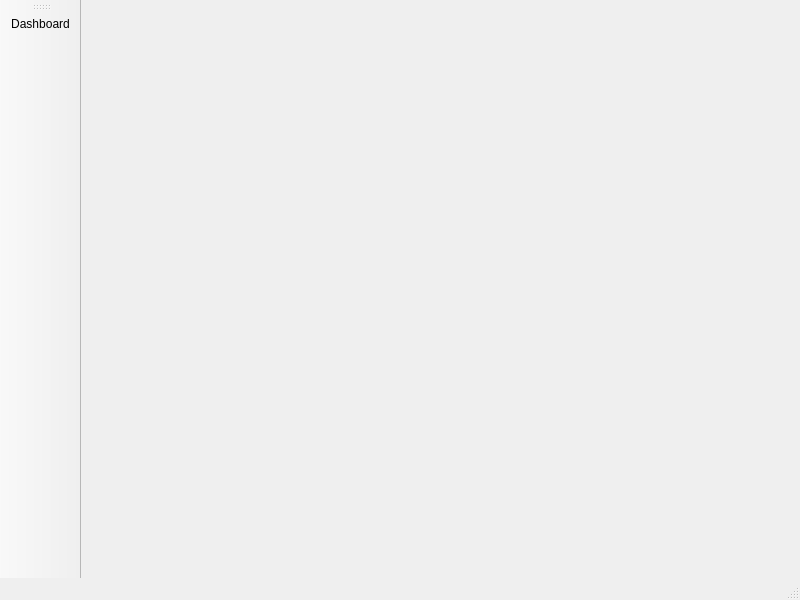
Qt form mainwindow.ui (zaxo7/StockManagement) before a commit.
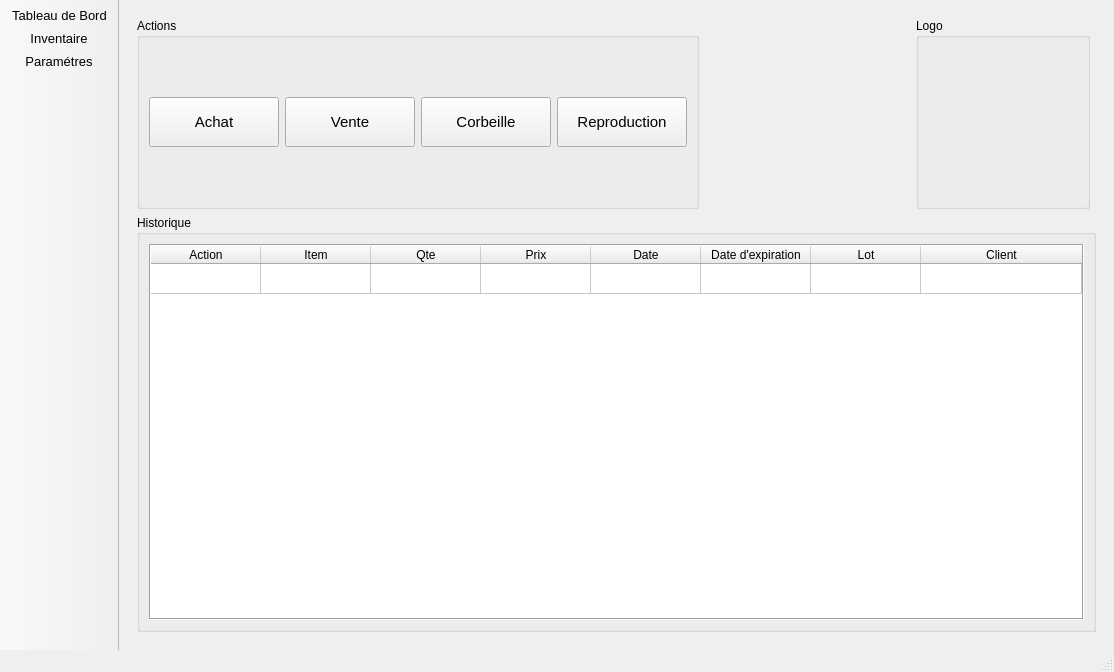
The same form after that commit. Icons and pictures are not drawn.

The edit to the form file:
```diff
--- a/mainwindow.ui
+++ b/mainwindow.ui
@@ -6,40 +6,693 @@
    <rect>
     <x>0</x>
     <y>0</y>
-    <width>800</width>
-    <height>600</height>
+    <width>1114</width>
+    <height>672</height>
    </rect>
   </property>
+  <property name="sizePolicy">
+   <sizepolicy hsizetype="Preferred" vsizetype="Preferred">
+    <horstretch>0</horstretch>
+    <verstretch>0</verstretch>
+   </sizepolicy>
+  </property>
+  <property name="minimumSize">
+   <size>
+    <width>0</width>
+    <height>0</height>
+   </size>
+  </property>
   <property name="windowTitle">
-   <string>MainWindow</string>
+   <string>Gestionaire de stock</string>
   </property>
-  <widget class="QWidget" name="centralwidget"/>
+  <property name="windowIcon">
+   <iconset resource="res.qrc">
+    <normaloff>:/ressources/icons/truck.svg</normaloff>:/ressources/icons/truck.svg</iconset>
+  </property>
+  <widget class="QWidget" name="centralwidget">
+   <layout class="QGridLayout" name="gridLayout_2">
+    <item row="0" column="0">
+     <widget class="QStackedWidget" name="stackedPages">
+      <property name="frameShape">
+       <enum>QFrame::NoFrame</enum>
+      </property>
+      <property name="frameShadow">
+       <enum>QFrame::Plain</enum>
+      </property>
+      <property name="currentIndex">
+       <number>2</number>
+      </property>
+      <widget class="QWidget" name="settingsPage">
+       <layout class="QGridLayout" name="gridLayout_3">
+        <item row="0" column="0">
+         <widget class="QGroupBox" name="groupBox">
+          <property name="title">
+           <string>Paramétres</string>
+          </property>
+          <layout class="QGridLayout" name="gridLayout_8">
+           <item row="0" column="1">
+            <spacer name="horizontalSpacer_2">
+             <property name="orientation">
+              <enum>Qt::Horizontal</enum>
+             </property>
+             <property name="sizeHint" stdset="0">
+              <size>
+               <width>40</width>
+               <height>20</height>
+              </size>
+             </property>
+            </spacer>
+           </item>
+           <item row="0" column="0">
+            <widget class="QFrame" name="frame_3">
+             <property name="maximumSize">
+              <size>
+               <width>200</width>
+               <height>200</height>
+              </size>
+             </property>
+             <property name="frameShape">
+              <enum>QFrame::StyledPanel</enum>
+             </property>
+             <property name="frameShadow">
+              <enum>QFrame::Raised</enum>
+             </property>
+             <layout class="QGridLayout" name="gridLayout_9">
+              <item row="0" column="0">
+               <widget class="QPushButton" name="buttonEditProducts">
+                <property name="font">
+                 <font>
+                  <pointsize>10</pointsize>
+                  <bold>false</bold>
+                 </font>
+                </property>
+                <property name="text">
+                 <string>Modifier les produits</string>
+                </property>
+               </widget>
+              </item>
+             </layout>
+            </widget>
+           </item>
+           <item row="1" column="0">
+            <spacer name="verticalSpacer">
+             <property name="orientation">
+              <enum>Qt::Vertical</enum>
+             </property>
+             <property name="sizeHint" stdset="0">
+              <size>
+               <width>20</width>
+               <height>40</height>
+              </size>
+             </property>
+            </spacer>
+           </item>
+          </layout>
+         </widget>
+        </item>
+       </layout>
+      </widget>
+      <widget class="QWidget" name="homePage">
+       <layout class="QGridLayout" name="gridLayout_4">
+        <item row="0" column="0">
+         <widget class="QGroupBox" name="groupBox_2">
+          <property name="title">
+           <string>StockActuel</string>
+          </property>
+          <layout class="QGridLayout" name="gridLayout_10">
+           <item row="0" column="0">
+            <widget class="QTableWidget" name="tableActualStock">
+             <property name="autoFillBackground">
+              <bool>false</bool>
+             </property>
+             <property name="frameShape">
+              <enum>QFrame::Box</enum>
+             </property>
+             <property name="editTriggers">
+              <set>QAbstractItemView::NoEditTriggers</set>
+             </property>
+             <property name="tabKeyNavigation">
+              <bool>false</bool>
+             </property>
+             <property name="alternatingRowColors">
+              <bool>true</bool>
+             </property>
+             <property name="selectionMode">
+              <enum>QAbstractItemView::SingleSelection</enum>
+             </property>
+             <property name="selectionBehavior">
+              <enum>QAbstractItemView::SelectRows</enum>
+             </property>
+             <property name="sortingEnabled">
+              <bool>true</bool>
+             </property>
+             <attribute name="horizontalHeaderVisible">
+              <bool>true</bool>
+             </attribute>
+             <attribute name="horizontalHeaderStretchLastSection">
+              <bool>true</bool>
+             </attribute>
+             <attribute name="verticalHeaderVisible">
+              <bool>false</bool>
+             </attribute>
+             <row>
+              <property name="text">
+               <string/>
+              </property>
+             </row>
+             <column>
+              <property name="text">
+               <string>Item</string>
+              </property>
+             </column>
+             <column>
+              <property name="text">
+               <string>Qte</string>
+              </property>
+             </column>
+             <column>
+              <property name="text">
+               <string>Prix</string>
+              </property>
+             </column>
+             <column>
+              <property name="text">
+               <string>Date d'achat</string>
+              </property>
+             </column>
+             <column>
+              <property name="text">
+               <string>Date d'expiation</string>
+              </property>
+             </column>
+             <column>
+              <property name="text">
+               <string>Client</string>
+              </property>
+             </column>
+            </widget>
+           </item>
+          </layout>
+         </widget>
+        </item>
+        <item row="0" column="1">
+         <widget class="QGroupBox" name="groupBox_3">
+          <property name="title">
+           <string>Details</string>
+          </property>
+          <layout class="QGridLayout" name="gridLayout">
+           <item row="0" column="0">
+            <spacer name="verticalSpacer_2">
+             <property name="orientation">
+              <enum>Qt::Vertical</enum>
+             </property>
+             <property name="sizeHint" stdset="0">
+              <size>
+               <width>20</width>
+               <height>40</height>
+              </size>
+             </property>
+            </spacer>
+           </item>
+           <item row="1" column="0">
+            <widget class="QGroupBox" name="groupBox_7">
+             <property name="minimumSize">
+              <size>
+               <width>250</width>
+               <height>250</height>
+              </size>
+             </property>
+             <property name="title">
+              <string>Logo</string>
+             </property>
+             <layout class="QGridLayout" name="gridLayout_13">
+              <item row="0" column="0">
+               <widget class="QLabel" name="labelLogo">
+                <property name="minimumSize">
+                 <size>
+                  <width>220</width>
+                  <height>220</height>
+                 </size>
+                </property>
+                <property name="text">
+                 <string/>
+                </property>
+               </widget>
+              </item>
+             </layout>
+            </widget>
+           </item>
+          </layout>
+         </widget>
+        </item>
+       </layout>
+      </widget>
+      <widget class="QWidget" name="inventoryPage">
+       <layout class="QGridLayout" name="gridLayout_5">
+        <item row="0" column="0">
+         <widget class="QGroupBox" name="groupBox_5">
+          <property name="title">
+           <string>Actions</string>
+          </property>
+          <layout class="QGridLayout" name="gridLayout_6">
+           <item row="0" column="0">
+            <widget class="QPushButton" name="invBuy">
+             <property name="sizePolicy">
+              <sizepolicy hsizetype="Fixed" vsizetype="Fixed">
+               <horstretch>0</horstretch>
+               <verstretch>0</verstretch>
+              </sizepolicy>
+             </property>
+             <property name="minimumSize">
+              <size>
+               <width>130</width>
+               <height>50</height>
+              </size>
+             </property>
+             <property name="maximumSize">
+              <size>
+               <width>100</width>
+               <height>16777215</height>
+              </size>
+             </property>
+             <property name="sizeIncrement">
+              <size>
+               <width>2</width>
+               <height>2</height>
+              </size>
+             </property>
+             <property name="font">
+              <font>
+               <pointsize>11</pointsize>
+               <bold>false</bold>
+               <strikeout>false</strikeout>
+               <kerning>true</kerning>
+              </font>
+             </property>
+             <property name="text">
+              <string>Achat</string>
+             </property>
+             <property name="icon">
+              <iconset resource="res.qrc">
+               <normaloff>:/ressources/icons/box-arrow-down.svg</normaloff>:/ressources/icons/box-arrow-down.svg</iconset>
+             </property>
+             <property name="iconSize">
+              <size>
+               <width>24</width>
+               <height>24</height>
+              </size>
+             </property>
+            </widget>
+           </item>
+           <item row="0" column="1">
+            <widget class="QPushButton" name="invSell">
+             <property name="sizePolicy">
+              <sizepolicy hsizetype="Fixed" vsizetype="Fixed">
+               <horstretch>0</horstretch>
+               <verstretch>0</verstretch>
+              </sizepolicy>
+             </property>
+             <property name="minimumSize">
+              <size>
+               <width>130</width>
+               <height>50</height>
+              </size>
+             </property>
+             <property name="maximumSize">
+              <size>
+               <width>100</width>
+               <height>16777215</height>
+              </size>
+             </property>
+             <property name="sizeIncrement">
+              <size>
+               <width>2</width>
+               <height>2</height>
+              </size>
+             </property>
+             <property name="font">
+              <font>
+               <pointsize>11</pointsize>
+               <bold>false</bold>
+               <strikeout>false</strikeout>
+               <kerning>true</kerning>
+              </font>
+             </property>
+             <property name="text">
+              <string>Vente</string>
+             </property>
+             <property name="icon">
+              <iconset resource="res.qrc">
+               <normaloff>:/ressources/icons/box-arrow-up.svg</normaloff>:/ressources/icons/box-arrow-up.svg</iconset>
+             </property>
+             <property name="iconSize">
+              <size>
+               <width>24</width>
+               <height>24</height>
+              </size>
+             </property>
+            </widget>
+           </item>
+           <item row="0" column="2">
+            <widget class="QPushButton" name="invWasteBasket">
+             <property name="sizePolicy">
+              <sizepolicy hsizetype="Fixed" vsizetype="Fixed">
+               <horstretch>0</horstretch>
+               <verstretch>0</verstretch>
+              </sizepolicy>
+             </property>
+             <property name="minimumSize">
+              <size>
+               <width>130</width>
+               <height>50</height>
+              </size>
+             </property>
+             <property name="maximumSize">
+              <size>
+               <width>100</width>
+               <height>16777215</height>
+              </size>
+             </property>
+             <property name="sizeIncrement">
+              <size>
+               <width>2</width>
+               <height>2</height>
+              </size>
+             </property>
+             <property name="font">
+              <font>
+               <pointsize>11</pointsize>
+               <bold>false</bold>
+               <strikeout>false</strikeout>
+               <kerning>true</kerning>
+              </font>
+             </property>
+             <property name="text">
+              <string>Corbeille</string>
+             </property>
+             <property name="icon">
+              <iconset resource="res.qrc">
+               <normaloff>:/ressources/icons/trash.svg</normaloff>:/ressources/icons/trash.svg</iconset>
+             </property>
+             <property name="iconSize">
+              <size>
+               <width>24</width>
+               <height>24</height>
+              </size>
+             </property>
+            </widget>
+           </item>
+           <item row="0" column="3">
+            <widget class="QPushButton" name="invReproduction">
+             <property name="sizePolicy">
+              <sizepolicy hsizetype="Fixed" vsizetype="Fixed">
+               <horstretch>0</horstretch>
+               <verstretch>0</verstretch>
+              </sizepolicy>
+             </property>
+             <property name="minimumSize">
+              <size>
+               <width>130</width>
+               <height>50</height>
+              </size>
+             </property>
+             <property name="maximumSize">
+              <size>
+               <width>100</width>
+               <height>16777215</height>
+              </size>
+             </property>
+             <property name="sizeIncrement">
+              <size>
+               <width>2</width>
+               <height>2</height>
+              </size>
+             </property>
+             <property name="font">
+              <font>
+               <pointsize>11</pointsize>
+               <bold>false</bold>
+               <strikeout>false</strikeout>
+               <kerning>true</kerning>
+              </font>
+             </property>
+             <property name="text">
+              <string>Reproduction</string>
+             </property>
+             <property name="icon">
+              <iconset resource="res.qrc">
+               <normaloff>:/ressources/icons/recycle.svg</normaloff>:/ressources/icons/recycle.svg</iconset>
+             </property>
+             <property name="iconSize">
+              <size>
+               <width>24</width>
+               <height>24</height>
+              </size>
+             </property>
+            </widget>
+           </item>
+          </layout>
+         </widget>
+        </item>
+        <item row="0" column="1">
+         <spacer name="horizontalSpacer">
+          <property name="orientation">
+           <enum>Qt::Horizontal</enum>
+          </property>
+          <property name="sizeHint" stdset="0">
+           <size>
+            <width>40</width>
+            <height>20</height>
+           </size>
+          </property>
+         </spacer>
+        </item>
+        <item row="2" column="0" colspan="4">
+         <widget class="QGroupBox" name="groupBox_4">
+          <property name="title">
+           <string>Historique</string>
+          </property>
+          <layout class="QGridLayout" name="gridLayout_12">
+           <item row="0" column="0">
+            <widget class="QTableWidget" name="tableHistory">
+             <property name="autoFillBackground">
+              <bool>false</bool>
+             </property>
+             <property name="frameShape">
+              <enum>QFrame::Box</enum>
+             </property>
+             <property name="editTriggers">
+              <set>QAbstractItemView::NoEditTriggers</set>
+             </property>
+             <property name="tabKeyNavigation">
+              <bool>false</bool>
+             </property>
+             <property name="alternatingRowColors">
+              <bool>true</bool>
+             </property>
+             <property name="selectionBehavior">
+              <enum>QAbstractItemView::SelectRows</enum>
+             </property>
+             <property name="sortingEnabled">
+              <bool>true</bool>
+             </property>
+             <attribute name="horizontalHeaderVisible">
+              <bool>true</bool>
+             </attribute>
+             <attribute name="horizontalHeaderDefaultSectionSize">
+              <number>110</number>
+             </attribute>
+             <attribute name="horizontalHeaderStretchLastSection">
+              <bool>true</bool>
+             </attribute>
+             <attribute name="verticalHeaderVisible">
+              <bool>false</bool>
+             </attribute>
+             <row>
+              <property name="text">
+               <string/>
+              </property>
+             </row>
+             <column>
+              <property name="text">
+               <string>Action</string>
+              </property>
+             </column>
+             <column>
+              <property name="text">
+               <string>Item</string>
+              </property>
+             </column>
+             <column>
+              <property name="text">
+               <string>Qte</string>
+              </property>
+             </column>
+             <column>
+              <property name="text">
+               <string>Prix</string>
+              </property>
+             </column>
+             <column>
+              <property name="text">
+               <string>Date</string>
+              </property>
+             </column>
+             <column>
+              <property name="text">
+               <string>Date d'expiration</string>
+              </property>
+             </column>
+             <column>
+              <property name="text">
+               <string>Lot</string>
+              </property>
+             </column>
+             <column>
+              <property name="text">
+               <string>Client</string>
+              </property>
+             </column>
+            </widget>
+           </item>
+          </layout>
+         </widget>
+        </item>
+        <item row="0" column="2">
+         <widget class="QGroupBox" name="groupBox_6">
+          <property name="title">
+           <string>Logo</string>
+          </property>
+          <layout class="QGridLayout" name="gridLayout_7">
+           <item row="0" column="0">
+            <widget class="QLabel" name="label_3">
+             <property name="minimumSize">
+              <size>
+               <width>150</width>
+               <height>150</height>
+              </size>
+             </property>
+             <property name="text">
+              <string/>
+             </property>
+            </widget>
+           </item>
+          </layout>
+         </widget>
+        </item>
+       </layout>
+      </widget>
+     </widget>
+    </item>
+   </layout>
+  </widget>
   <widget class="QMenuBar" name="menubar">
    <property name="geometry">
     <rect>
      <x>0</x>
      <y>0</y>
-     <width>800</width>
+     <width>1114</width>
      <height>21</height>
     </rect>
    </property>
   </widget>
   <widget class="QStatusBar" name="statusbar"/>
   <widget class="QToolBar" name="toolBar">
+   <property name="sizePolicy">
+    <sizepolicy hsizetype="Fixed" vsizetype="Preferred">
+     <horstretch>0</horstretch>
+     <verstretch>0</verstretch>
+    </sizepolicy>
+   </property>
+   <property name="minimumSize">
+    <size>
+     <width>0</width>
+     <height>0</height>
+    </size>
+   </property>
    <property name="windowTitle">
     <string>toolBar</string>
    </property>
+   <property name="movable">
+    <bool>false</bool>
+   </property>
+   <property name="allowedAreas">
+    <set>Qt::LeftToolBarArea</set>
+   </property>
+   <property name="iconSize">
+    <size>
+     <width>45</width>
+     <height>45</height>
+    </size>
+   </property>
+   <property name="toolButtonStyle">
+    <enum>Qt::ToolButtonTextUnderIcon</enum>
+   </property>
+   <property name="floatable">
+    <bool>true</bool>
+   </property>
    <attribute name="toolBarArea">
     <enum>LeftToolBarArea</enum>
    </attribute>
    <attribute name="toolBarBreak">
     <bool>false</bool>
    </attribute>
-   <addaction name="actionTableau_De_Bord"/>
+   <addaction name="actionDashboard"/>
+   <addaction name="actionInventory"/>
+   <addaction name="actionParameters"/>
   </widget>
-  <action name="actionTableau_De_Bord">
+  <action name="actionDashboard">
+   <property name="icon">
+    <iconset resource="res.qrc">
+     <normaloff>:/ressources/icons/house.svg</normaloff>:/ressources/icons/house.svg</iconset>
+   </property>
    <property name="text">
-    <string>Dashboard</string>
+    <string>Tableau de Bord</string>
+   </property>
+   <property name="font">
+    <font>
+     <pointsize>10</pointsize>
+    </font>
+   </property>
+  </action>
+  <action name="actionInventory">
+   <property name="icon">
+    <iconset resource="res.qrc">
+     <normaloff>:/ressources/icons/box-seam.svg</normaloff>:/ressources/icons/box-seam.svg</iconset>
+   </property>
+   <property name="text">
+    <string>Inventaire</string>
+   </property>
+   <property name="font">
+    <font>
+     <pointsize>10</pointsize>
+    </font>
+   </property>
+   <property name="priority">
+    <enum>QAction::NormalPriority</enum>
+   </property>
+  </action>
+  <action name="actionParameters">
+   <property name="icon">
+    <iconset resource="res.qrc">
+     <normaloff>:/ressources/icons/gear.svg</normaloff>:/ressources/icons/gear.svg</iconset>
+   </property>
+   <property name="text">
+    <string>Paramétres</string>
+   </property>
+   <property name="font">
+    <font>
+     <pointsize>10</pointsize>
+    </font>
+   </property>
+  </action>
+  <action name="develop">
+   <property name="icon">
+    <iconset resource="res.qrc">
+     <normaloff>:/ressources/icons/caret-right.svg</normaloff>:/ressources/icons/caret-right.svg</iconset>
+   </property>
+   <property name="text">
+    <string/>
    </property>
   </action>
  </widget>
```
Left out of the diff: 4 changed lines with no effect on the pictures.
